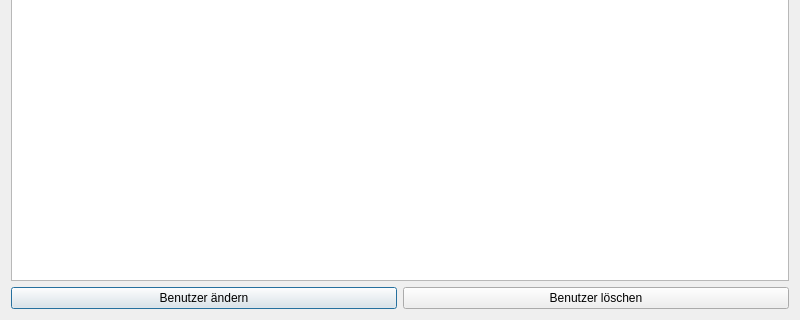
First picture: the form in userdialog.ui, repository Kopfwerk-Datensysteme/Power.Attendance, before the edit; both pictures show x 0 to 800 and y 180 to 500 of the 800 by 500 pixel window.
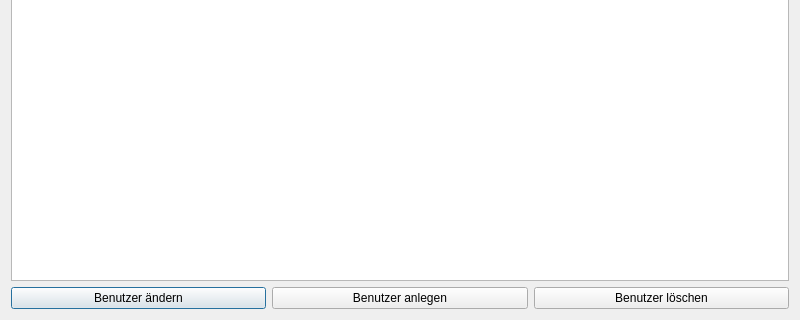
Second picture: the form after the edit.

Patch:
```diff
--- a/userdialog.ui
+++ b/userdialog.ui
@@ -73,6 +73,13 @@
          </property>
         </widget>
        </item>
+       <item>
+        <widget class="QPushButton" name="userAddButton">
+         <property name="text">
+          <string>Benutzer anlegen</string>
+         </property>
+        </widget>
+       </item>
        <item>
         <widget class="QPushButton" name="userDeleteButton">
          <property name="text">
```
